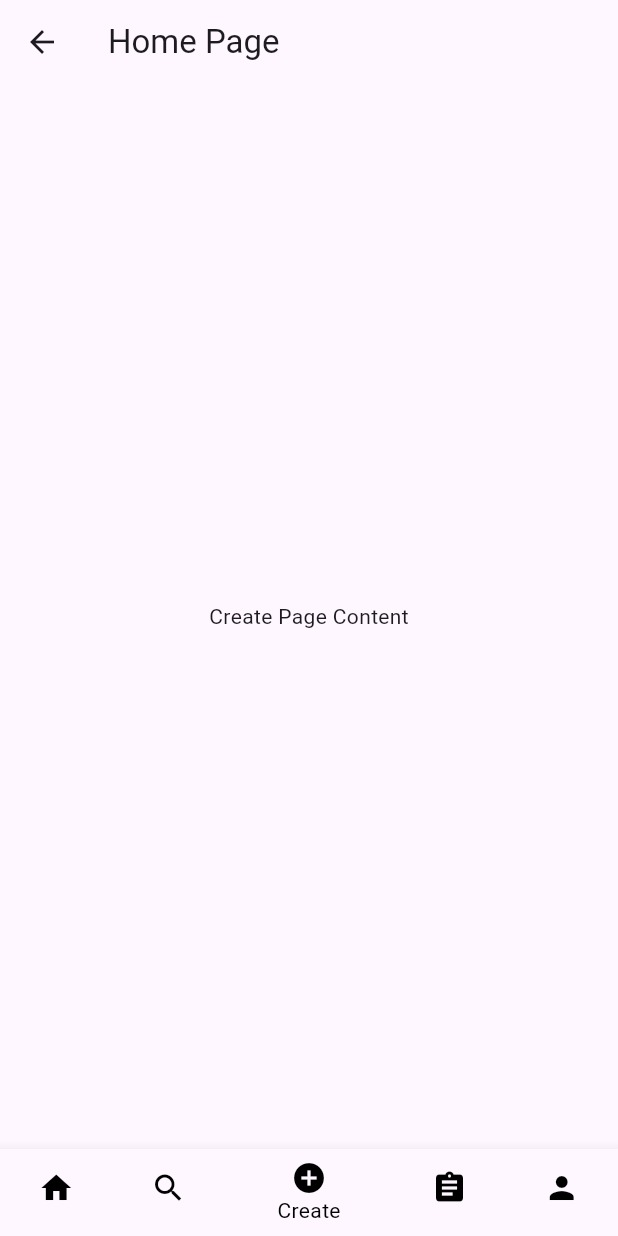
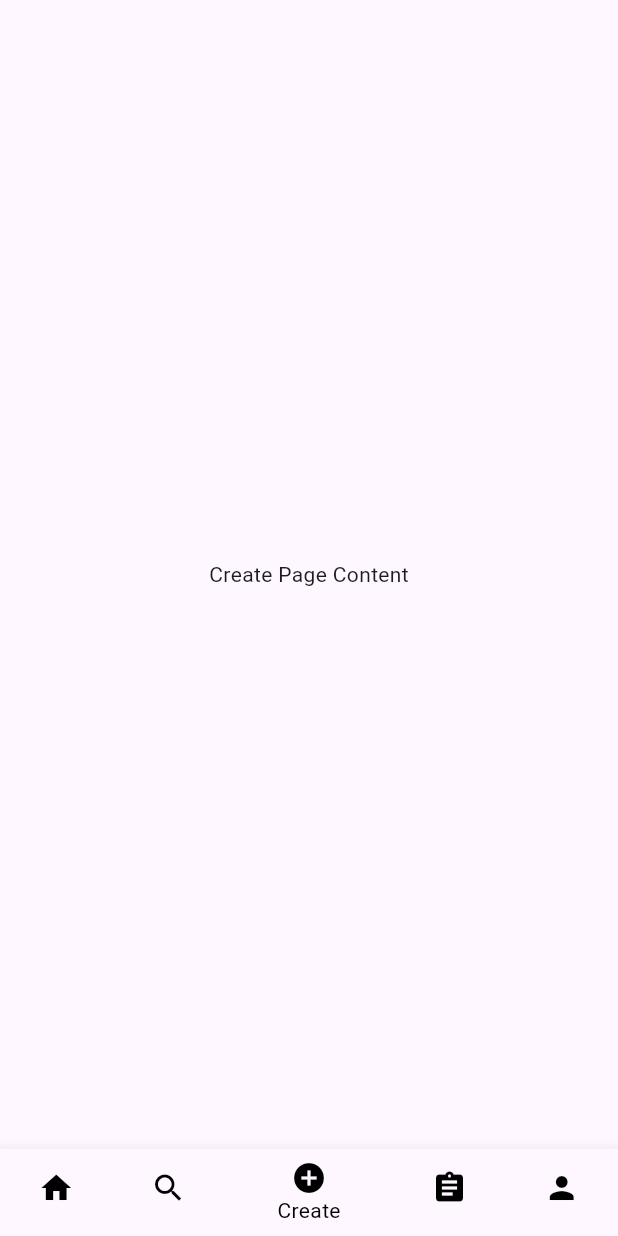
Before and after one commit to LebibYann/Area, a Flutter app: the HomePage screen opened directly, on a phone screen of 412 x 824 dp. Run offline on Flutter 3.47's test engine with Material 3 defaults, Android fonts, the phone set to English and light mode, and no system bars.

Commit message:
fix(pages): Remove the home page title on every pages

```diff
--- a/mobile/lib/pages/home/home.dart
+++ b/mobile/lib/pages/home/home.dart
@@ -15,12 +15,11 @@ class HomePage extends StatefulWidget {
 class _HomePageState extends State<HomePage> {
   int _currentIndex = 2;
 
+
   @override
   Widget build(BuildContext context) {
     return Scaffold(
-      appBar: AppBar(
-        title: const Text('Home Page'),
-      ),
+
       body: Center(
         child: _buildPage(_currentIndex),
       ),
```
